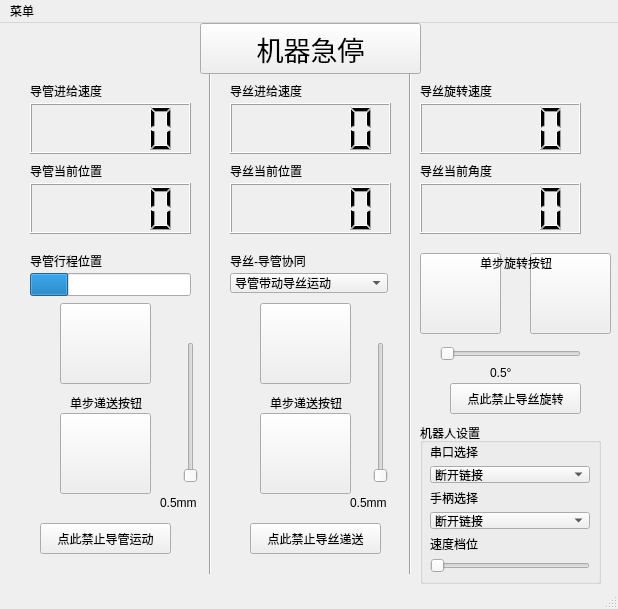
umeiko/Surge_Robo_GUI, file mainWindow.ui: the form before one commit.
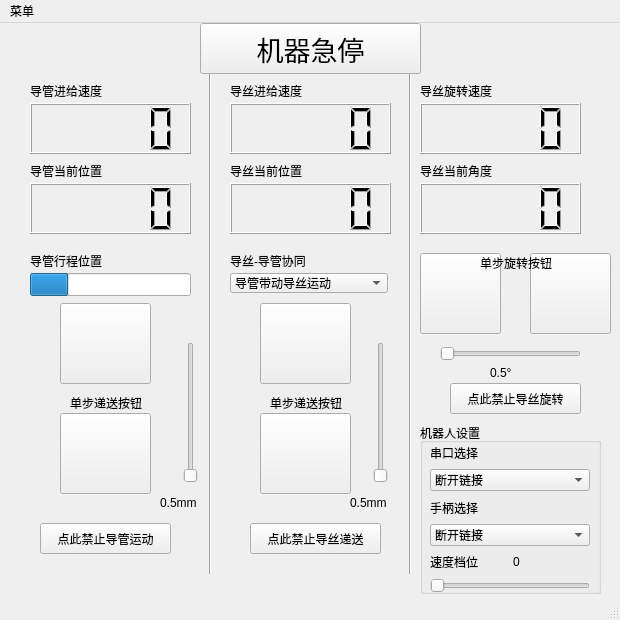
The form after the commit. Icons and pictures are not drawn.

What changed in the file:
```diff
--- a/mainWindow.ui
+++ b/mainWindow.ui
@@ -6,10 +6,22 @@
    <rect>
     <x>0</x>
     <y>0</y>
-    <width>618</width>
-    <height>609</height>
+    <width>620</width>
+    <height>620</height>
    </rect>
   </property>
+  <property name="minimumSize">
+   <size>
+    <width>620</width>
+    <height>620</height>
+   </size>
+  </property>
+  <property name="maximumSize">
+   <size>
+    <width>700</width>
+    <height>700</height>
+   </size>
+  </property>
   <property name="windowTitle">
    <string>手术机器人专家</string>
   </property>
@@ -567,7 +579,7 @@
       <x>420</x>
       <y>400</y>
       <width>181</width>
-      <height>161</height>
+      <height>171</height>
      </rect>
     </property>
     <property name="title">
@@ -579,7 +591,7 @@
        <x>10</x>
        <y>20</y>
        <width>160</width>
-       <height>130</height>
+       <height>150</height>
       </rect>
      </property>
      <layout class="QVBoxLayout" name="verticalLayout">
@@ -622,11 +634,22 @@
        </widget>
       </item>
       <item>
-       <widget class="QLabel" name="label_10">
-        <property name="text">
-         <string>速度档位</string>
-        </property>
-       </widget>
+       <layout class="QHBoxLayout" name="horizontalLayout">
+        <item>
+         <widget class="QLabel" name="label_10">
+          <property name="text">
+           <string>速度档位</string>
+          </property>
+         </widget>
+        </item>
+        <item>
+         <widget class="QLabel" name="label_14">
+          <property name="text">
+           <string>0</string>
+          </property>
+         </widget>
+        </item>
+       </layout>
       </item>
       <item>
        <widget class="QSlider" name="gear_level_slider">
@@ -695,7 +718,7 @@
     <rect>
      <x>0</x>
      <y>0</y>
-     <width>618</width>
+     <width>620</width>
      <height>23</height>
     </rect>
    </property>
```
Left out of the diff: 19 changed lines with no effect on the pictures.
